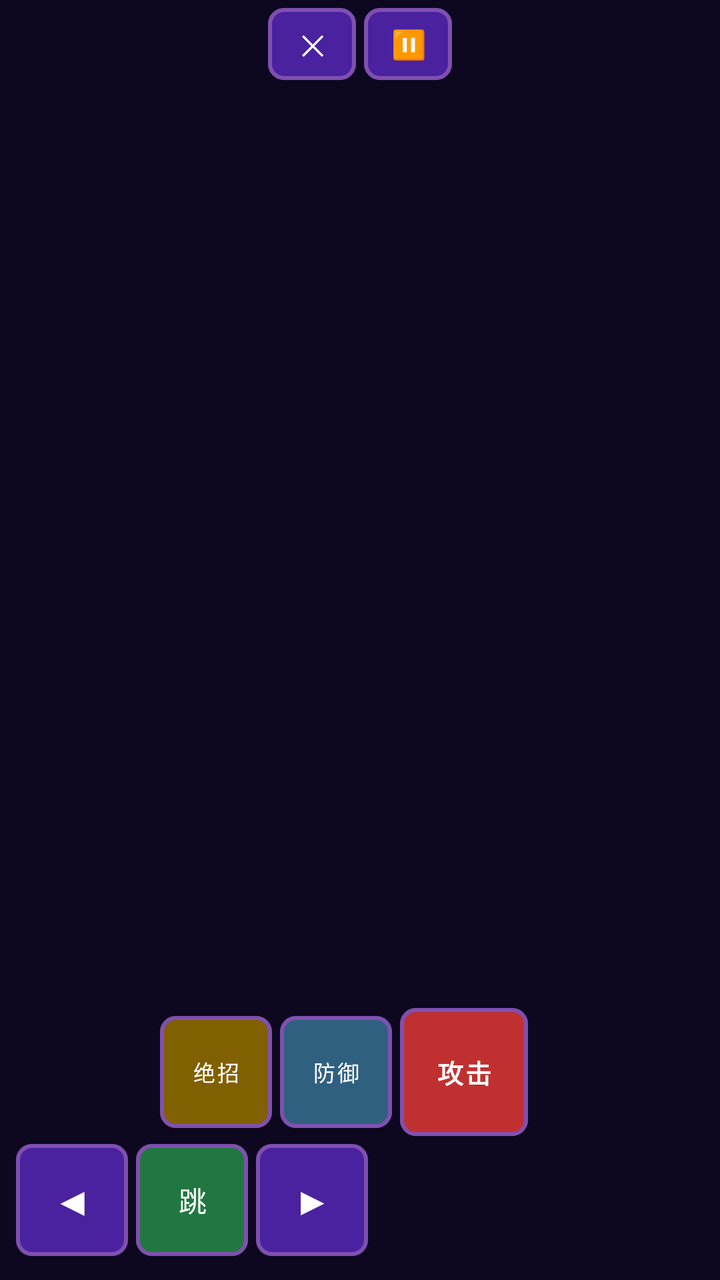
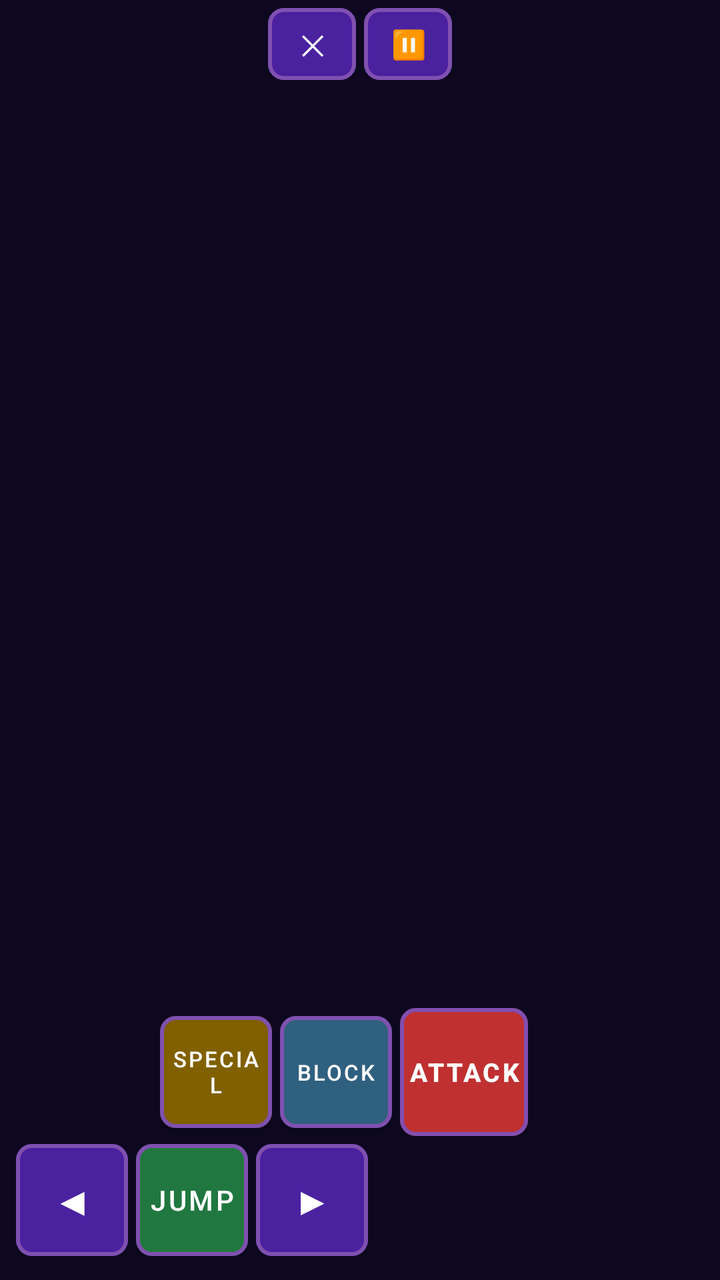

Compare the two renders of this Android layout. The source of the first and the diff that turns it into the second are given below.
<!-- AndroidManifest.xml: activity theme Theme.DiyouGames.Fullscreen -->
<!-- res/layout/activity_game.xml -->
<?xml version="1.0" encoding="utf-8"?>
<FrameLayout
    xmlns:android="http://schemas.android.com/apk/res/android"
    xmlns:app="http://schemas.android.com/apk/res-auto"
    android:id="@+id/gameContainer"
    android:layout_width="match_parent"
    android:layout_height="match_parent"
    android:background="@color/background_dark">

    

    
    <LinearLayout
        android:id="@+id/p1Controls"
        android:layout_width="wrap_content"
        android:layout_height="wrap_content"
        android:orientation="vertical"
        android:layout_gravity="bottom|start"
        android:padding="8dp"
        android:layout_marginBottom="4dp">

        
        <LinearLayout
            android:layout_width="wrap_content"
            android:layout_height="wrap_content"
            android:orientation="horizontal"
            android:gravity="center_vertical"
            android:layout_marginBottom="4dp"
            android:layout_marginStart="72dp">

            <com.google.android.material.button.MaterialButton
                android:id="@+id/p1BtnSpecial"
                style="@style/Widget.DiyouGames.CombatButton.Special"
                android:layout_width="56dp"
                android:layout_height="56dp"
                android:text="绝招"
                android:textSize="11sp"
                android:layout_marginEnd="4dp" />

            <com.google.android.material.button.MaterialButton
                android:id="@+id/p1BtnBlock"
                style="@style/Widget.DiyouGames.CombatButton.Block"
                android:layout_width="56dp"
                android:layout_height="56dp"
                android:text="防御"
                android:textSize="11sp"
                android:layout_marginEnd="4dp" />

            <com.google.android.material.button.MaterialButton
                android:id="@+id/p1BtnAttack"
                style="@style/Widget.DiyouGames.CombatButton.Attack"
                android:layout_width="64dp"
                android:layout_height="64dp"
                android:text="攻击"
                android:textSize="13sp"
                android:textStyle="bold" />
        </LinearLayout>

        
        <LinearLayout
            android:layout_width="wrap_content"
            android:layout_height="wrap_content"
            android:orientation="horizontal"
            android:gravity="center_vertical">

            <com.google.android.material.button.MaterialButton
                android:id="@+id/p1BtnLeft"
                style="@style/Widget.DiyouGames.CombatButton"
                android:layout_width="56dp"
                android:layout_height="56dp"
                android:text="◀"
                android:textSize="20sp"
                android:layout_marginEnd="4dp" />

            <com.google.android.material.button.MaterialButton
                android:id="@+id/p1BtnJump"
                style="@style/Widget.DiyouGames.CombatButton.Jump"
                android:layout_width="56dp"
                android:layout_height="56dp"
                android:text="跳"
                android:textSize="14sp"
                android:layout_marginEnd="4dp" />

            <com.google.android.material.button.MaterialButton
                android:id="@+id/p1BtnRight"
                style="@style/Widget.DiyouGames.CombatButton"
                android:layout_width="56dp"
                android:layout_height="56dp"
                android:text="▶"
                android:textSize="20sp" />
        </LinearLayout>

    </LinearLayout>

    
    <LinearLayout
        android:id="@+id/p2Controls"
        android:layout_width="wrap_content"
        android:layout_height="wrap_content"
        android:orientation="vertical"
        android:layout_gravity="bottom|end"
        android:padding="8dp"
        android:layout_marginBottom="4dp"
        android:visibility="gone">

        <LinearLayout
            android:layout_width="wrap_content"
            android:layout_height="wrap_content"
            android:orientation="horizontal"
            android:gravity="center_vertical"
            android:layout_marginBottom="4dp">

            <com.google.android.material.button.MaterialButton
                android:id="@+id/p2BtnAttack"
                style="@style/Widget.DiyouGames.CombatButton.Attack"
                android:layout_width="64dp"
                android:layout_height="64dp"
                android:text="攻击"
                android:textSize="13sp"
                android:textStyle="bold"
                android:layout_marginEnd="4dp" />

            <com.google.android.material.button.MaterialButton
                android:id="@+id/p2BtnBlock"
                style="@style/Widget.DiyouGames.CombatButton.Block"
                android:layout_width="56dp"
                android:layout_height="56dp"
                android:text="防御"
                android:textSize="11sp"
                android:layout_marginEnd="4dp" />

            <com.google.android.material.button.MaterialButton
                android:id="@+id/p2BtnSpecial"
                style="@style/Widget.DiyouGames.CombatButton.Special"
                android:layout_width="56dp"
                android:layout_height="56dp"
                android:text="绝招"
                android:textSize="11sp" />
        </LinearLayout>

        <LinearLayout
            android:layout_width="wrap_content"
            android:layout_height="wrap_content"
            android:orientation="horizontal"
            android:gravity="center_vertical">

            <com.google.android.material.button.MaterialButton
                android:id="@+id/p2BtnLeft"
                style="@style/Widget.DiyouGames.CombatButton"
                android:layout_width="56dp"
                android:layout_height="56dp"
                android:text="◀"
                android:textSize="20sp"
                android:layout_marginEnd="4dp" />

            <com.google.android.material.button.MaterialButton
                android:id="@+id/p2BtnJump"
                style="@style/Widget.DiyouGames.CombatButton.Jump"
                android:layout_width="56dp"
                android:layout_height="56dp"
                android:text="跳"
                android:textSize="14sp"
                android:layout_marginEnd="4dp" />

            <com.google.android.material.button.MaterialButton
                android:id="@+id/p2BtnRight"
                style="@style/Widget.DiyouGames.CombatButton"
                android:layout_width="56dp"
                android:layout_height="56dp"
                android:text="▶"
                android:textSize="20sp" />
        </LinearLayout>

    </LinearLayout>

    
    <LinearLayout
        android:layout_width="wrap_content"
        android:layout_height="wrap_content"
        android:layout_gravity="top|center_horizontal"
        android:orientation="horizontal"
        android:layout_marginTop="4dp">

        <com.google.android.material.button.MaterialButton
            android:id="@+id/btnBack"
            style="@style/Widget.DiyouGames.CombatButton"
            android:layout_width="44dp"
            android:layout_height="36dp"
            android:text="✕"
            android:textSize="14sp"
            android:layout_marginEnd="4dp" />

        <com.google.android.material.button.MaterialButton
            android:id="@+id/btnPause"
            style="@style/Widget.DiyouGames.CombatButton"
            android:layout_width="44dp"
            android:layout_height="36dp"
            android:text="⏸"
            android:textSize="14sp" />

    </LinearLayout>

</FrameLayout>
<!-- resources referenced by this layout -->
<resources>
  <color name="background_dark">#0D0820</color>
  <style name="Widget.DiyouGames.CombatButton" parent="Widget.MaterialComponents.Button">
          <item name="backgroundTint">@color/btn_primary</item>
          <item name="android:textColor">@color/text_primary</item>
          <item name="android:textSize">12sp</item>
          <item name="cornerRadius">8dp</item>
          <item name="strokeWidth">2dp</item>
          <item name="strokeColor">@color/btn_border</item>
          <item name="android:minWidth">0dp</item>
          <item name="android:minHeight">0dp</item>
          <item name="android:padding">4dp</item>
          <item name="android:insetTop">0dp</item>
          <item name="android:insetBottom">0dp</item>
      </style>
  <style name="Widget.DiyouGames.CombatButton.Attack">
          <item name="backgroundTint">@color/btn_attack</item>
      </style>
  <style name="Widget.DiyouGames.CombatButton.Block">
          <item name="backgroundTint">@color/btn_block</item>
      </style>
  <style name="Widget.DiyouGames.CombatButton.Jump">
          <item name="backgroundTint">@color/btn_jump</item>
      </style>
  <style name="Widget.DiyouGames.CombatButton.Special">
          <item name="backgroundTint">@color/btn_special</item>
      </style>
  <style name="Theme.DiyouGames.Fullscreen" parent="Theme.DiyouGames">
          <item name="android:windowFullscreen">true</item>
          <item name="android:windowContentOverlay">@null</item>
          <item name="android:windowLayoutInDisplayCutoutMode">shortEdges</item>
      </style>
  <color name="btn_primary">#4A22A0</color>
  <color name="text_primary">#FFFFFF</color>
  <color name="btn_border">#8050B0</color>
  <color name="btn_attack">#C03030</color>
  <color name="btn_block">#306080</color>
  <color name="btn_jump">#207840</color>
  <color name="btn_special">#806000</color>
  <style name="Theme.DiyouGames" parent="Theme.MaterialComponents.DayNight.NoActionBar">
          <item name="colorPrimary">@color/primary</item>
          <item name="colorPrimaryVariant">@color/primary_variant</item>
          <item name="colorOnPrimary">@color/text_primary</item>
          <item name="colorSecondary">@color/secondary</item>
          <item name="colorSecondaryVariant">@color/secondary_variant</item>
          <item name="colorOnSecondary">@color/text_primary</item>
          <item name="android:colorBackground">@color/background_dark</item>
          <item name="colorSurface">@color/surface</item>
          <item name="colorOnSurface">@color/text_primary</item>
      </style>
  <color name="primary">#3D1A6E</color>
  <color name="primary_variant">#6A2FA0</color>
  <color name="secondary">#C87820</color>
  <color name="secondary_variant">#E8A030</color>
  <color name="surface">#251550</color>
</resources>

<!-- the commit's change to res/layout/activity_game.xml (unified diff, before → after) -->
@@ -33,7 +33,7 @@
                 style="@style/Widget.DiyouGames.CombatButton.Special"
                 android:layout_width="56dp"
                 android:layout_height="56dp"
-                android:text="绝招"
+                android:text="Special"
                 android:textSize="11sp"
                 android:layout_marginEnd="4dp" />
 
@@ -42,7 +42,7 @@
                 style="@style/Widget.DiyouGames.CombatButton.Block"
                 android:layout_width="56dp"
                 android:layout_height="56dp"
-                android:text="防御"
+                android:text="Block"
                 android:textSize="11sp"
                 android:layout_marginEnd="4dp" />
 
@@ -51,7 +51,7 @@
                 style="@style/Widget.DiyouGames.CombatButton.Attack"
                 android:layout_width="64dp"
                 android:layout_height="64dp"
-                android:text="攻击"
+                android:text="Attack"
                 android:textSize="13sp"
                 android:textStyle="bold" />
         </LinearLayout>
@@ -77,7 +77,7 @@
                 style="@style/Widget.DiyouGames.CombatButton.Jump"
                 android:layout_width="56dp"
                 android:layout_height="56dp"
-                android:text="跳"
+                android:text="Jump"
                 android:textSize="14sp"
                 android:layout_marginEnd="4dp" />
 
@@ -115,7 +115,7 @@
                 style="@style/Widget.DiyouGames.CombatButton.Attack"
                 android:layout_width="64dp"
                 android:layout_height="64dp"
-                android:text="攻击"
+                android:text="Attack"
                 android:textSize="13sp"
                 android:textStyle="bold"
                 android:layout_marginEnd="4dp" />
@@ -125,7 +125,7 @@
                 style="@style/Widget.DiyouGames.CombatButton.Block"
                 android:layout_width="56dp"
                 android:layout_height="56dp"
-                android:text="防御"
+                android:text="Block"
                 android:textSize="11sp"
                 android:layout_marginEnd="4dp" />
 
@@ -134,7 +134,7 @@
                 style="@style/Widget.DiyouGames.CombatButton.Special"
                 android:layout_width="56dp"
                 android:layout_height="56dp"
-                android:text="绝招"
+                android:text="Special"
                 android:textSize="11sp" />
         </LinearLayout>
 
@@ -158,7 +158,7 @@
                 style="@style/Widget.DiyouGames.CombatButton.Jump"
                 android:layout_width="56dp"
                 android:layout_height="56dp"
-                android:text="跳"
+                android:text="Jump"
                 android:textSize="14sp"
                 android:layout_marginEnd="4dp" />
 
